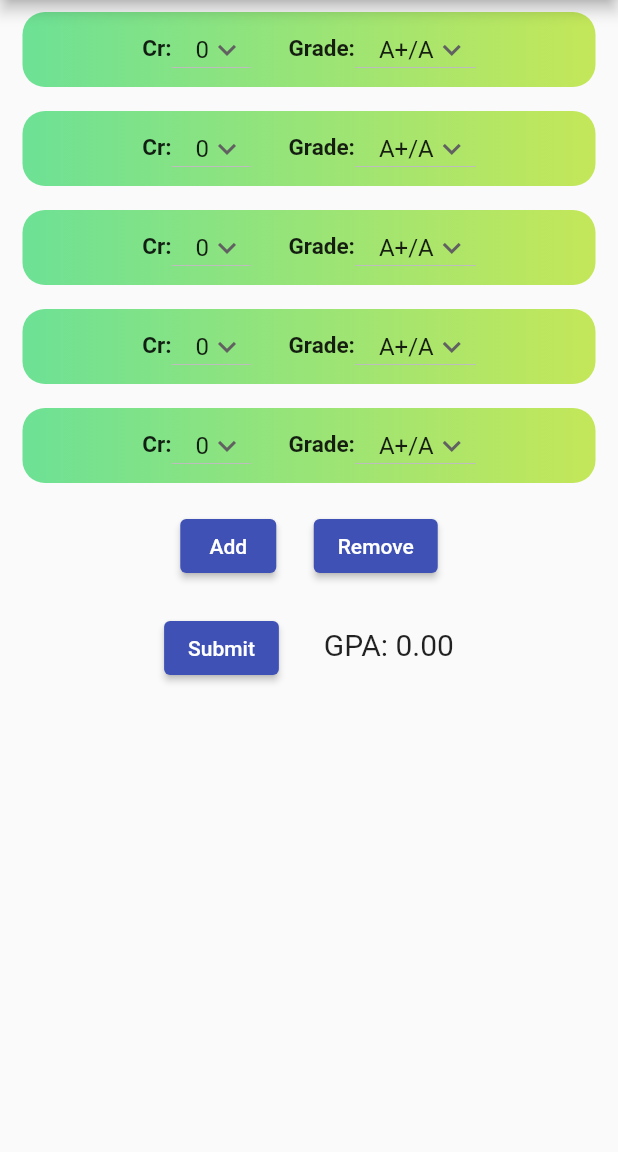
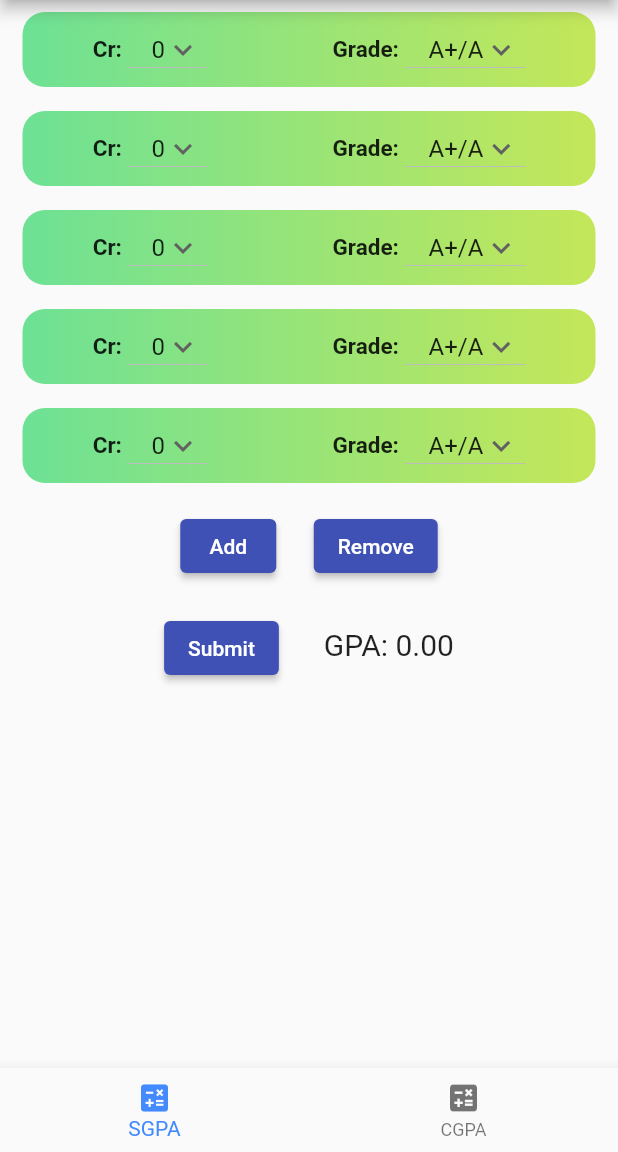
Before and after one commit to umarorakzai012/gpa_calculator, a Flutter app: the screen it shows after launch, on a phone screen of 412 x 824 dp, the part 84-1236 px from its top. Run offline on Flutter 3.47's test engine with Material 2 defaults, Android fonts, the phone set to English and light mode, and no system bars; our stand-ins replace shared_preferences.

Commit message:
Done with CGPA

```diff
--- a/lib/gpa_screen.dart
+++ /dev/null
@@ -1,301 +0,0 @@
-import 'package:flutter/material.dart';
-import 'package:provider/provider.dart';
-import 'model_theme.dart';
-
-class MyHomePage extends StatefulWidget {
-  const MyHomePage({Key? key}) : super(key: key);
-
-  @override
-  MyHomePageState createState() => MyHomePageState();
-
-  static MyHomePageState? of(BuildContext context) =>
-      context.findAncestorStateOfType<MyHomePageState>();
-}
-
-class MyHomePageState extends State<MyHomePage> {
-  List<List<String>> dropDown = [[], []];
-
-  var items = [
-    ['0', '4', '3', '2', '1'],
-    ['A+/A', 'A-', 'B+', 'B', 'B-', 'C+', 'C', 'C-', 'D+', 'D', 'F'],
-  ];
-
-  var gradePoint = [
-    4.00,
-    3.67,
-    3.33,
-    3.00,
-    2.67,
-    2.33,
-    2.00,
-    1.67,
-    1.33,
-    1.00,
-    0.00
-  ];
-
-  List<Color> colorDark = [
-    const Color.fromARGB(255, 90, 43, 219),
-    const Color.fromARGB(255, 197, 47, 47),
-  ];
-  List<Color> colorLight = [
-    const Color(0xFF6DE195),
-    const Color(0xFFC4E759),
-    // Colors.blueAccent,
-    // Colors.green,
-  ];
-
-  var whatIt = ["Cr: ", 'Grade: '];
-  var left = [25.0, 0.0];
-
-  var gpa = 0.0;
-  String gpaDisplay = "0.00";
-
-  @override
-  void initState() {
-    for (int i = 0; i < 5; i++) {
-      addMore();
-    }
-    super.initState();
-  }
-
-  @override
-  Widget build(BuildContext context) {
-    return ChangeNotifierProvider(
-      create: (_) => ModelTheme(),
-      child: Consumer<ModelTheme>(
-        builder: (context, ModelTheme themeNotifier, child) {
-          return MaterialApp(
-            title: 'GPA Calculator',
-            theme: themeChanger(themeNotifier),
-            debugShowCheckedModeBanner: false,
-            home: Consumer<ModelTheme>(
-              builder: (context, ModelTheme themeNotifier, child) {
-                return homeScreen(themeNotifier);
-              },
-            ),
-          );
-        },
-      ),
-    );
-  }
-
-  ThemeData themeChanger(ModelTheme themeNotifier) {
-    return themeNotifier.isDark
-        ? ThemeData(
-            brightness: Brightness.dark,
-            primarySwatch: Colors.indigo,
-          )
-        : ThemeData(
-            brightness: Brightness.light,
-            primarySwatch: Colors.indigo,
-          );
-  }
-
-  Widget homeScreen(ModelTheme themeNotifier) {
-    return Scaffold(
-      appBar: AppBar(
-        title: const Text("GPA Calculator"),
-        actions: [
-          IconButton(
-            icon: Icon(
-              themeNotifier.isDark ? Icons.nightlight_round : Icons.wb_sunny,
-            ),
-            onPressed: () {
-              themeNotifier.isDark
-                  ? themeNotifier.isDark = false
-                  : themeNotifier.isDark = true;
-            },
-          ),
-        ],
-      ),
-      body: homeScreenBody(themeNotifier),
-    );
-  }
-
-  Widget homeScreenBody(ModelTheme themeNotifier) {
-    return addingColumn(themeNotifier);
-  }
-
-  Widget addingColumn(ModelTheme themeNotifier) {
-    return ListView.builder(
-      itemCount: dropDown[0].length + 2,
-      itemBuilder: (context, index) {
-        if(index == dropDown[0].length){
-          return addingButtons();
-        }
-        else if(index == dropDown[0].length + 1){
-          return addingLastRow();
-        }
-        return Container(
-          alignment: Alignment.center,
-          height: 50,
-          decoration: BoxDecoration(
-            borderRadius: BorderRadius.circular(15),
-            gradient: LinearGradient(colors: themeNotifier.isDark ? colorDark : colorLight),
-          ),
-          padding: const EdgeInsets.all(5),
-          margin: const EdgeInsets.only(left: 15, right: 15, top: 8, bottom: 8),
-          child: addingDropDown(index),
-        );
-      },
-    );
-  }
-
-  Widget addingDropDown(int i) {
-    return ListView.builder(
-      shrinkWrap: true,
-      scrollDirection: Axis.horizontal,
-      itemCount: 4,
-      itemBuilder: (context, index) {
-        int j = 0;
-        String text = "";
-        if(index == 0){
-          text = "Cr:";
-          j = 1;
-        }
-        else if(index == 2){
-          text = "Grade:";
-          j = 0;
-        }
-
-        if(index == 0 || index == 2){
-          return Padding(
-            padding: EdgeInsets.only(left: left[j], top: 10),
-            child: Text(
-              text,
-              style: const TextStyle(
-                fontWeight: FontWeight.bold,
-                fontSize: 15,
-              ),
-            ),
-          );
-        }
-        else if(index == 1) {
-          j = 0;
-        }
-        else if(index == 3){
-          j = 1;
-        }
-        return ButtonTheme(
-          alignedDropdown: true,
-          child: DropdownButton(
-            value: dropDown[j][i],
-            icon: const Icon(Icons.keyboard_arrow_down),
-            items: items[j].map((String items) {
-              return DropdownMenuItem(
-                value: items,
-                child: Text(items),
-              );
-            }).toList(),
-            onChanged: (String? newValue) {
-              setState(
-                () {
-                  dropDown[j][i] = newValue!;
-                },
-              );
-            },
-          ),
-        );
-      },
-    );
-  }
-
-  Widget addingLastRow() {
-    return Row(
-      mainAxisAlignment: MainAxisAlignment.center,
-      children: [
-        Padding(
-          padding: const EdgeInsets.only(
-            top: 20.0,
-            right: 30.0,
-            bottom: 25,
-          ),
-          child: ElevatedButton(
-            onPressed: calculateGPA,
-            child: const Text("Submit"),
-          ),
-        ),
-        Padding(
-          padding: const EdgeInsets.only(top: 15.0, bottom: 25),
-          child: Text(
-            "GPA: $gpaDisplay",
-            style: const TextStyle(fontSize: 20.0),
-          ),
-        ),
-      ],
-    );
-  }
-
-  Widget addingButtons() {
-    return Container(
-      margin: const EdgeInsets.only(top: 10),
-      child: Row(
-        mainAxisAlignment: MainAxisAlignment.center,
-        children: [
-          Padding(
-            padding: const EdgeInsets.only(right: 25.0),
-            child: ElevatedButton(
-              onPressed: addMore,
-              child: const Text("Add"),
-            ),
-          ),
-          ElevatedButton(
-            onPressed: removeRow,
-            child: const Text("Remove"),
-          )
-        ],
-      ),
-    );
-  }
-
-  void calculateGPA() {
-    setState(() {
-      gpa = 0.00;
-      if (dropDown[0].isEmpty) {
-        gpaDisplay = gpa.toStringAsFixed(2);
-        return;
-      }
-      var totalCreditHours = 0;
-      for (int i = 0; i < dropDown[0].length; i++) {
-        totalCreditHours += int.parse(dropDown[0][i]);
-        var selected = dropDown[1][i];
-        var index = items[1].indexOf(selected);
-        gpa += (int.parse(dropDown[0][i]) * gradePoint[index]);
-      }
-      gpa /= totalCreditHours == 0 ? 1 : totalCreditHours;
-      gpaDisplay = gpa.toStringAsFixed(2);
-    });
-  }
-
-  void addMore() {
-    setState(() {
-      dropDown[0].add('0');
-      dropDown[1].add('A+/A');
-    });
-  }
-
-  void removeRow() {
-    setState(() {
-      if (dropDown[0].isEmpty) return;
-      for (int i = dropDown[0].length - 1; i > -1; i--) {
-        if (dropDown[0][i].compareTo('0') == 0 &&
-            dropDown[1][i].compareTo("A+/A") == 0) {
-          dropDown[0].removeAt(i);
-          dropDown[1].removeAt(i);
-          return;
-        }
-      }
-      for (int i = dropDown[0].length - 1; i > -1; i--) {
-        if (dropDown[0][i].compareTo('0') == 0) {
-          dropDown[0].removeAt(i);
-          dropDown[1].removeAt(i);
-          return;
-        }
-      }
-      dropDown[0].removeAt(dropDown[0].length - 1);
-      dropDown[1].removeAt(dropDown[1].length - 1);
-      return;
-    });
-  }
-}
--- a/lib/main.dart
+++ b/lib/main.dart
@@ -1,5 +1,6 @@
 import 'package:flutter/material.dart';
-import 'package:gpa_calculator/gpa_screen.dart';
+
+import 'screen_controller.dart';
 
 void main() {
   runApp(const MyApp());
@@ -9,6 +10,6 @@ class MyApp extends StatelessWidget {
   const MyApp({Key? key}) : super(key: key);
   @override
   Widget build(BuildContext context) {
-    return const MyHomePage();
+    return const ScreenController();
   }
 }
--- a/lib/screen_controller.dart
+++ b/lib/screen_controller.dart
@@ -1,8 +1,9 @@
 import 'package:flutter/material.dart';
 import 'package:provider/provider.dart';
 
-import 'gpa_screen.dart';
+import 'sgpa_screen.dart';
 import 'model_theme.dart';
+import 'cgpa_screen.dart';
 
 class ScreenController extends StatefulWidget{
   const ScreenController({super.key});
@@ -64,7 +65,7 @@ class _ScreenControllerState extends State<ScreenController> {
           ),
         ],
       ),
-      body: _selected == 0 ? MyHomePage(themeNotifier) : MyHomePage(themeNotifier),
+      body: _selected == 0 ? MyHomePage(themeNotifier) : CgpaScreen(themeNotifier),
       bottomNavigationBar: BottomNavigationBar(
         currentIndex: _selected,
         selectedItemColor: Colors.blueAccent,
--- a/lib/sgpa_screen.dart
+++ b/lib/sgpa_screen.dart
@@ -8,16 +8,15 @@ class MyHomePage extends StatefulWidget {
 
   @override
   MyHomePageState createState() => MyHomePageState(themeNotifier);
+}
 
-  static MyHomePageState? of(BuildContext context) =>
-      context.findAncestorStateOfType<MyHomePageState>();
-}
+List<List<String>> _dropDown = [[], []];
+var _firstTime = true;
 
 class MyHomePageState extends State<MyHomePage> {
   MyHomePageState(this.themeNotifier);
 
   final ModelTheme themeNotifier;
-  List<List<String>> dropDown = [[], []];
 
   var items = [
     ['0', '4', '3', '2', '1'],
@@ -45,8 +44,6 @@ class MyHomePageState extends State<MyHomePage> {
   List<Color> colorLight = [
     const Color(0xFF6DE195),
     const Color(0xFFC4E759),
-    // Colors.blueAccent,
-    // Colors.green,
   ];
 
   var whatIt = ["Cr: ", 'Grade: '];
@@ -57,8 +54,11 @@ class MyHomePageState extends State<MyHomePage> {
 
   @override
   void initState() {
+    if(_firstTime){
       for (int i = 0; i < 5; i++) {
         addMore();
+      }
+      _firstTime = false;
     }
     super.initState();
   }
@@ -74,12 +74,13 @@ class MyHomePageState extends State<MyHomePage> {
 
   Widget addingColumn() {
     return ListView.builder(
-      itemCount: dropDown[0].length + 2,
+      physics: const BouncingScrollPhysics(),
+      itemCount: _dropDown[0].length + 2,
       itemBuilder: (context, index) {
-        if(index == dropDown[0].length){
+        if(index == _dropDown[0].length){
           return addingButtons();
         }
-        else if(index == dropDown[0].length + 1){
+        else if(index == _dropDown[0].length + 1){
           return addingLastRow();
         }
         return Container(
@@ -97,45 +98,31 @@ class MyHomePageState extends State<MyHomePage> {
     );
   }
 
-  Widget addingDropDown(int i) {
-    return ListView.builder(
-      shrinkWrap: true,
-      scrollDirection: Axis.horizontal,
-      itemCount: 4,
-      itemBuilder: (context, index) {
-        int j = 0;
-        String text = "";
-        if(index == 0){
-          text = "Cr:";
-          j = 1;
-        }
-        else if(index == 2){
-          text = "Grade:";
-          j = 0;
+  Widget addingDropDown(int i){
+    return Row(
+      mainAxisAlignment: MainAxisAlignment.spaceAround,
+      children: <Widget>[
+        Row(
+          children: [
+            makeText("Cr: "),
+            makeDropDown(i, 0),
+          ],
+        ),
+        Row(
+          children: [
+            makeText("Grade: "),
+            makeDropDown(i, 1),
+          ],
+        )
+      ],
+    );
   }
 
-        if(index == 0 || index == 2){
-          return Padding(
-            padding: EdgeInsets.only(left: left[j], top: 10),
-            child: Text(
-              text,
-              style: const TextStyle(
-                fontWeight: FontWeight.bold,
-                fontSize: 15,
-              ),
-            ),
-          );
-        }
-        else if(index == 1) {
-          j = 0;
-        }
-        else if(index == 3){
-          j = 1;
-        }
+  Widget makeDropDown(int i, int j){
     return ButtonTheme(
       alignedDropdown: true,
       child: DropdownButton(
-            value: dropDown[j][i],
+        value: _dropDown[j][i],
         icon: const Icon(Icons.keyboard_arrow_down),
         items: items[j].map((String items) {
           return DropdownMenuItem(
@@ -146,13 +133,21 @@ class MyHomePageState extends State<MyHomePage> {
         onChanged: (String? newValue) {
           setState(
             () {
-                  dropDown[j][i] = newValue!;
+              _dropDown[j][i] = newValue!;
             },
           );
         },
       ),
     );
-      },
+  }
+
+  Widget makeText(String text){
+    return Text(
+      text,
+      style: const TextStyle(
+        fontWeight: FontWeight.bold,
+        fontSize: 15,
+      ),
     );
   }
 
@@ -207,16 +202,16 @@ class MyHomePageState extends State<MyHomePage> {
   void calculateGPA() {
     setState(() {
       gpa = 0.00;
-      if (dropDown[0].isEmpty) {
+      if (_dropDown[0].isEmpty) {
         gpaDisplay = gpa.toStringAsFixed(2);
         return;
       }
       var totalCreditHours = 0;
-      for (int i = 0; i < dropDown[0].length; i++) {
-        totalCreditHours += int.parse(dropDown[0][i]);
-        var selected = dropDown[1][i];
+      for (int i = 0; i < _dropDown[0].length; i++) {
+        totalCreditHours += int.parse(_dropDown[0][i]);
+        var selected = _dropDown[1][i];
         var index = items[1].indexOf(selected);
-        gpa += (int.parse(dropDown[0][i]) * gradePoint[index]);
+        gpa += (int.parse(_dropDown[0][i]) * gradePoint[index]);
       }
       gpa /= totalCreditHours == 0 ? 1 : totalCreditHours;
       gpaDisplay = gpa.toStringAsFixed(2);
@@ -225,34 +220,16 @@ class MyHomePageState extends State<MyHomePage> {
 
   void addMore() {
     setState(() {
-      dropDown[0].add('0');
-      dropDown[1].add('A+/A');
+      _dropDown[0].add('0');
+      _dropDown[1].add('A+/A');
     });
   }
 
   void removeRow() {
     setState(() {
-      if (dropDown[0].isEmpty) return;
-      for (int i = dropDown[0].length - 1; i > -1; i--) {
-        if (dropDown[0][i].compareTo('0') == 0 &&
-            dropDown[1][i].compareTo("A+/A") == 0) {
-          dropDown[0].removeAt(i);
-          dropDown[1].removeAt(i);
-          return;
+      if (_dropDown[0].isEmpty) return;
+      _dropDown[0].removeLast();
+      _dropDown[1].removeLast();
+    });
   }
 }
-      for (int i = dropDown[0].length - 1; i > -1; i--) {
-        if (dropDown[0][i].compareTo('0') == 0) {
-          dropDown[0].removeAt(i);
-          dropDown[1].removeAt(i);
-          return;
-        }
-      }
-      dropDown[0].removeAt(dropDown[0].length - 1);
-      dropDown[1].removeAt(dropDown[1].length - 1);
-      return;
-    });
-  }
-
-
-}
```
Lines whose indentation alone changed are shown as unchanged.
